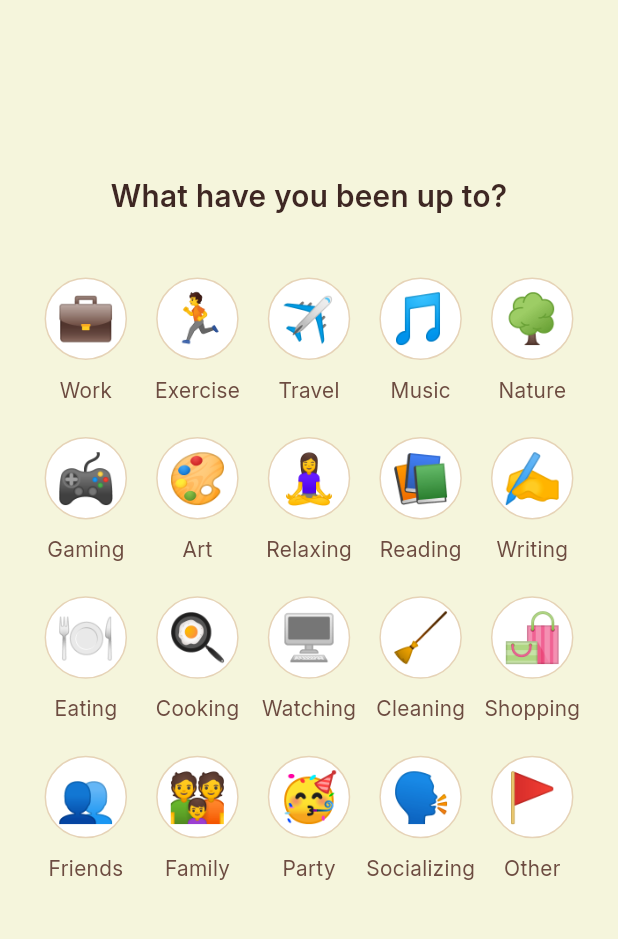
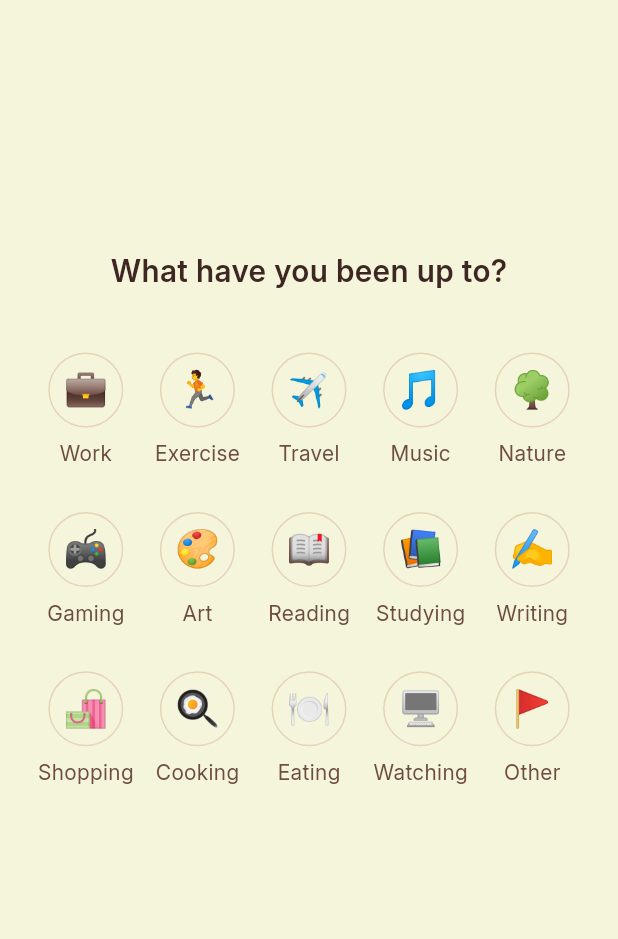
Before and after one commit to gianworks/emotiary, a Flutter app: the NewEntryScreen screen opened directly, swiped to page 2, on a phone screen of 412 x 824 dp, the part 60-999 px from its top. Run offline on Flutter 3.47's test engine with Material 3 defaults, Android fonts, the phone set to English and light mode, and no system bars; our stand-ins replace animated_bottom_navigation_bar, hive, hive_flutter, sliding_up_panel; missing offline and left inert: flutter_quill; accounts and stored records are empty.

Commit message:
Refactor main, home, and new entry screen widgets to enhance UI elements

```diff
--- a/lib/screens/home_screen.dart
+++ b/lib/screens/home_screen.dart
@@ -35,8 +35,8 @@ class _HomeScreenState extends State<HomeScreen> {
         padding: EdgeInsets.symmetric(horizontal: 20),
         children: [
           const SizedBox(height: 50),
-          Text("Your Journal Entries", style: TextStyle(fontSize: 24, fontWeight: FontWeight.w700, color: AppColors.veryDarkBrown)),
-          const SizedBox(height: 20),
+          Text("Journal Entries", style: TextStyle(fontSize: 24, fontWeight: FontWeight.w700, color: AppColors.veryDarkBrown)),
+          const SizedBox(height: 10),
           if (widget.entries.isNotEmpty) ...[
             EntriesListWidget(entries: widget.entries, onSelectEntry: _onSelectEntry)
           ]
--- a/lib/screens/main_screen.dart
+++ b/lib/screens/main_screen.dart
@@ -85,10 +85,9 @@ class _MainScreenState extends State<MainScreen> {
             splashColor: Colors.transparent,
             tabBuilder: (int index, bool isActive) {
               return Column(
-                mainAxisSize: MainAxisSize.min,
                 mainAxisAlignment: MainAxisAlignment.center,
+                crossAxisAlignment: CrossAxisAlignment.center,
                 children: [
-                  const SizedBox(height: 5),
                   Icon(_icons.values.elementAt(index), size: 30, color: isActive ? AppColors.veryDarkBrown : Colors.grey),
                   Text(_icons.keys.elementAt(index), style: TextStyle(fontSize: 12, color: isActive ? AppColors.veryDarkBrown : Colors.grey))
                 ]
--- a/lib/screens/new_entry_screen.dart
+++ b/lib/screens/new_entry_screen.dart
@@ -129,6 +129,8 @@ class _NewEntryScreenState extends State<NewEntryScreen> {
 
   @override
   Widget build(BuildContext context) {
+    final bool hasNextPage = (_currentPage < _lastPage);
+
     return PopScope(
       canPop: (_currentPage <= 0),
       onPopInvokedWithResult: (didPop, _) => _goToPreviousPage(!didPop),
@@ -143,9 +145,10 @@ class _NewEntryScreenState extends State<NewEntryScreen> {
                 curve: Curves.easeInOut,
                 offset: (_canShowDoneButton()) ? Offset(0, 0) : Offset(2, 0),
                 child: TextButton.icon(
-                  icon: Icon((_currentPage < _lastPage) ? Icons.check_circle_rounded : Icons.save_rounded, size: 24, color: AppColors.sienna),
-                  label: Text((_currentPage < _lastPage) ? "Done" : "Save", style: TextStyle(fontSize: 16, fontWeight: FontWeight.w600, color: AppColors.sienna)),
-                  onPressed: () => (_currentPage < _lastPage) ? _goToNextPage(_canShowDoneButton()) : _saveEntry()
+                  style: TextButton.styleFrom(foregroundColor: AppColors.sienna),
+                  icon: Icon((hasNextPage) ? Icons.check_circle_rounded : Icons.save_rounded, size: 24),
+                  label: Text((hasNextPage) ? "Done" : "Save", style: TextStyle(fontSize: 16, fontWeight: FontWeight.w600)),
+                  onPressed: () => (hasNextPage) ? _goToNextPage(_canShowDoneButton()) : _saveEntry()
                 )
               )
             )
--- a/lib/widgets/new_entry/activity_select_widget.dart
+++ b/lib/widgets/new_entry/activity_select_widget.dart
@@ -10,19 +10,14 @@ class ActivitySelectWidget extends StatelessWidget {
     "Nature": "🌳",
     "Gaming": "🎮",
     "Art": "🎨",
-    "Relaxing": "🧘‍♀️",
-    "Reading": "📚",
+    "Reading": "📖",
+    "Studying": "📚",
     "Writing": "✍️",
+    "Shopping": "🛍️",
+    "Cooking": "🍳",
     "Eating": "🍽️",
-    "Cooking": "🍳",
     "Watching": "🖥️",
-    "Cleaning": "🧹",
-    "Shopping": "🛍️",
-    "Friends": "👥",
-    "Family": "👪",
-    "Party": "🥳",
-    "Socializing": "🗣️",
-    "Other": "🚩"
+    "Other": "🚩",
   };
 
   final Map<String, String> selectedActivities;
@@ -30,12 +25,7 @@ class ActivitySelectWidget extends StatelessWidget {
   final Function(MapEntry<String, String> activity) onSelectActivity;
   final Function(MapEntry<String, String> activity) onUnselectActivity;
 
-  ActivitySelectWidget({
-    super.key,
-    required this.selectedActivities,
-    required this.onSelectActivity,
-    required this.onUnselectActivity
-  });
+  ActivitySelectWidget({ super.key, required this.selectedActivities, required this.onSelectActivity, required this.onUnselectActivity});
 
   @override
   Widget build(BuildContext context) {
@@ -45,7 +35,7 @@ class ActivitySelectWidget extends StatelessWidget {
         mainAxisAlignment: MainAxisAlignment.start,
         crossAxisAlignment: CrossAxisAlignment.center,
         children: [
-          const SizedBox(height: 100),
+          const SizedBox(height: 150),
           Text("What have you been up to?", style: TextStyle(fontSize: 20, fontWeight: FontWeight.w600, color: AppColors.veryDarkBrown)),
           const SizedBox(height: 40),
           GridView.count(
@@ -70,17 +60,18 @@ class ActivitySelectWidget extends StatelessWidget {
                     crossAxisAlignment: CrossAxisAlignment.center,
                     children: [
                       AnimatedContainer(
-                        width: 55,
-                        height: 55,
+                        width: 50,
+                        height: 50,
+                        curve: Curves.easeInOut,
                         duration: const Duration(milliseconds: 300),
                         decoration: BoxDecoration(
                           shape: BoxShape.circle,
-                          color: (isSelected) ? AppColors.almond : Colors.white,
-                          border: Border.all(width: 1, color: AppColors.almond)
+                          color: (isSelected) ? AppColors.almond : AppColors.beige,
+                          border: Border.all(width: 1, color: (isSelected) ? AppColors.sienna : AppColors.almond)
                         ),
-                        child: Center(child: Text(emoji, style: TextStyle(fontSize: 32)))
+                        child: Center(child: Text(emoji, style: TextStyle(fontSize: 24)))
                       ),
-                      const SizedBox(height: 10),
+                      const SizedBox(height: 7.5),
                       Text(activity, style: TextStyle(fontSize: 14, color: AppColors.brown))
                     ]
                   )
```
Also changed, not shown: lib/widgets/home/entries_list_widget.dart (+8 -7 lines), lib/widgets/home/entry_details_widget.dart (+26 -21 lines), lib/widgets/new_entry/mood_select_widget.dart (+9 -16 lines), lib/widgets/new_entry/note_write_widget.dart (+29 -27 lines).
